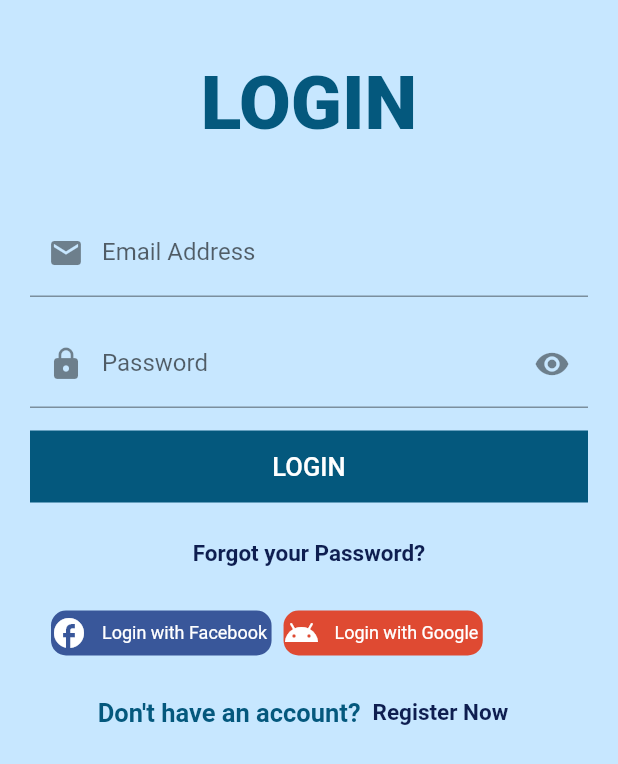
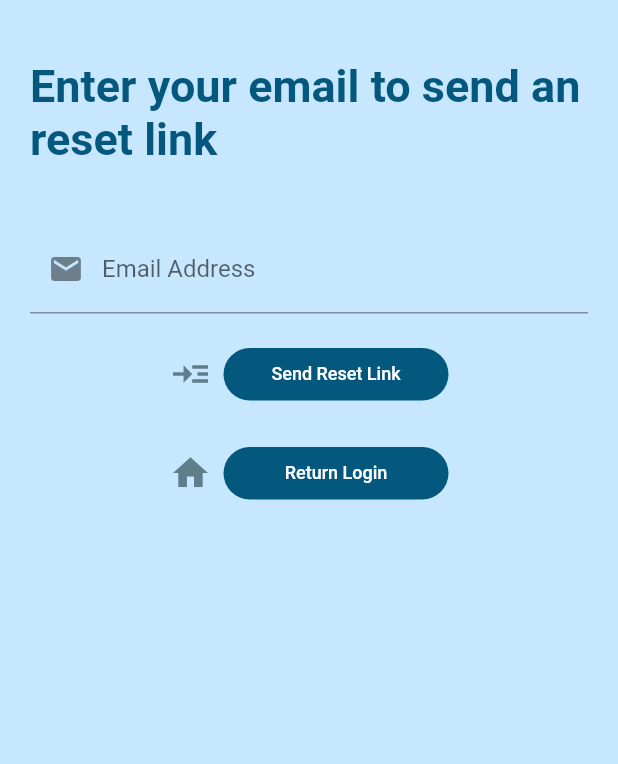
Before and after one commit to nadahanii/Int-Hire_GP, a Flutter app: the screen it shows after launch, after a tap on "Forgot your Password?", on a phone screen of 412 x 824 dp. Shown: the top 764 px of the screen. Run offline on Flutter 3.47's test engine with Material 2 defaults, Android fonts, the light colour scheme and no system bars; our stand-ins replace csv, font_awesome_flutter, google_fonts, shared_preferences.

Commit message:
ForgetPassword Screen with theme

```diff
--- a/lib/main.dart
+++ b/lib/main.dart
@@ -17,6 +17,7 @@ import 'package:history_feature/screens/profile_screen.dart';
 import 'package:provider/provider.dart';
 import 'package:history_feature/screens/Login_Screen.dart';
 import 'package:history_feature/models/GlobalTheme.dart';
+import 'package:history_feature/screens/ForgetPassword_Screen.dart';
 
 import 'screens/HistoryHomePage.dart';
 
@@ -65,6 +66,8 @@ class MyApp extends StatelessWidget {
             HistoryHomePage.routeName: (ctx) => HistoryHomePage(),
             Settings_page.routeName: (ctx)=>Settings_page(),
             Notification_page.routeName:(ctx)=>Notification_page(),
+            ForgotPassword.routeName:(ctx)=>ForgotPassword(registerTheme: globalTheme),
+          //  ForgotPassword.id: (context) => ForgotPassword(),
             applicant_register_screen.routeName: (ctx) => applicant_register_screen(registerTheme: globalTheme,),
             recruiter_register_screen.routeName: (ctx) => recruiter_register_screen(registerTheme: globalTheme,),
             ProfileScreen.routeName: (ctx) => ProfileScreen(),
--- a/lib/models/GlobalTheme.dart
+++ b/lib/models/GlobalTheme.dart
@@ -16,7 +16,7 @@ class GlobalTheme with ChangeNotifier {
 
       ),
       bodyText2: TextStyle(
-        color: Color.fromRGBO(14, 30, 80, 1),
+        color: Color.fromRGBO(70, 155, 196,1),
         //Color.fromRGBO(64, 191, 197, 1),
         fontSize: 15,
         fontWeight: FontWeight.bold,
--- /dev/null
+++ b/lib/screens/ForgetPassword_Screen.dart
@@ -0,0 +1,142 @@
+import 'package:flutter/material.dart';
+import 'package:google_fonts/google_fonts.dart';
+import 'package:history_feature/screens/applicant_register_screen.dart';
+import 'package:history_feature/screens/recruiter_register_screen.dart';
+import '../helpers/pair.dart';
+
+class ForgotPassword extends StatefulWidget {
+  //const ForgotPassword({Key? key}) : super(key: key);
+  static const routeName = '/ForgetPassword_Screen';
+  final ThemeData registerTheme;
+  ForgotPassword({Key? key , required this.registerTheme}) : super(key: key);
+
+
+  @override
+  State<ForgotPassword> createState() => _ForgotPasswordState();
+}
+
+class _ForgotPasswordState extends State<ForgotPassword> {
+  final GlobalKey<FormState> _form = GlobalKey<FormState>();
+
+  @override
+  Widget build(BuildContext context) {
+    return Scaffold(
+        backgroundColor: widget.registerTheme.backgroundColor,
+        //appBar: AppBar(),
+        body: Padding(
+            padding: const EdgeInsets.all(20.0),
+            child: Form(
+                key: _form,
+                child: SingleChildScrollView(
+                  child: Column(
+                    crossAxisAlignment: CrossAxisAlignment.center,
+                    children: [
+                      SizedBox(
+                        height: 20.0,
+                      ),
+                      Text(
+                          'Enter your email to send an reset link',
+                          style: GoogleFonts.secularOne(fontSize: 30 , fontWeight: FontWeight.bold, color: Color.fromRGBO(4, 88, 125,4))
+                      ),
+                      SizedBox(
+                        height: 40.0,
+                      ),
+
+                      TextFormField(
+                        decoration: InputDecoration(labelText: 'Email Address',
+                          prefixIcon: Icon (
+                            Icons.email,
+                          ),
+
+                        ),
+                        keyboardType: TextInputType.emailAddress,
+                        onFieldSubmitted: (value) {
+                          //Validator
+                        },
+                        validator: (value) {
+                          if ( value!.isEmpty ||
+                              !RegExp(r"^[a-zA-Z0-9.a-zA-Z0-9.!#$%&'*+-/=?^_`{|}~]+@[a-zA-Z0-9]+\.[a-zA-Z]+")
+                                  .hasMatch(value)) {
+                            return 'Enter a valid email!';
+                          }
+                          return null;
+                        },
+                      ),   //mail
+                      SizedBox(
+                        height: 15.0,
+                      ),
+
+                      TextButton.icon(
+                        onPressed: (() {
+                          if(_form.currentState!.validate())
+                            {
+                              Navigator.pushNamed(context, '/Login_Screen');
+                            }
+                        }),
+                        icon: const Icon(
+                          Icons.read_more,
+                          size: 28,
+                        ),
+                        label: Container(
+                          alignment: Alignment.center,
+                          width: 150,
+                          height: 35,
+                          child: const Text(
+                            'Send Reset Link',
+                            style: TextStyle(
+                              fontSize: 12,
+                              color: Colors.white,
+                            ),
+                          ),
+                          decoration: BoxDecoration(
+                            color: Color.fromRGBO(4, 88, 125,1),
+                            borderRadius: BorderRadius.circular(25),
+                          ),
+                        ),
+                      ),   //send link
+                      SizedBox(
+                        height: 15.0,
+                      ),
+
+                      TextButton.icon(
+                        onPressed: (() {
+                          if(_form.currentState!.validate())
+                          {
+                            Navigator.pushNamed(context, '/Login_Screen');
+                          }
+                          //Navigator.pushNamed(context, '/Login_Screen');
+                        }),
+                        icon: const Icon(
+                          Icons.home,
+                          size: 28,
+                        ),
+                        label: Container(
+                          alignment: Alignment.center,
+                          width: 150,
+                          height: 35,
+                          child: const Text(
+                            'Return Login',
+                            style: TextStyle(
+                              fontSize: 12,
+                              color: Colors.white,
+                            ),
+                          ),
+                          decoration: BoxDecoration(
+                            color: Color.fromRGBO(4, 88, 125,1),
+                            borderRadius: BorderRadius.circular(25),
+                          ),
+                        ),
+                      ),    //back to login
+
+
+                    ],
+                  ),
+                )
+            )
+        )
+    );
+
+
+
+  }
+  }
--- a/lib/screens/Login_Screen.dart
+++ b/lib/screens/Login_Screen.dart
@@ -65,7 +65,7 @@ class _LoginScreenState extends State<LoginScreen> {
                               height: 20.0, ),
                       Text(
                         'LOGIN',
-                        style: GoogleFonts.secularOne(fontSize: 50 , fontWeight: FontWeight.w800, color: Color.fromRGBO(4, 88, 125,4))
+                        style: GoogleFonts.secularOne(fontSize: 40 , fontWeight: FontWeight.w800, color: Color.fromRGBO(4, 88, 125,4))
                       ),
                       SizedBox(
                         height: 40.0,
@@ -157,8 +157,10 @@ class _LoginScreenState extends State<LoginScreen> {
                       SizedBox(
                         height: 10.0,
                       ),
-                      MaterialButton(
-                        onPressed: () {},
+                      TextButton(
+                        onPressed: () {
+                          Navigator.of(context).pushReplacementNamed('/ForgetPassword_Screen');
+                        },
                         child: Text(
                           'Forgot your Password?',
                           style: widget.loginTheme.textTheme.bodyText2
@@ -193,7 +195,7 @@ class _LoginScreenState extends State<LoginScreen> {
                               Navigator.of(context).pushReplacementNamed('/Register_Screen');
                             },
                             child: Text(
-                              'Register Now',
+                                  'Register Now',
                               style: widget.loginTheme.textTheme.bodyText2,
                             ),
                           ),
--- a/lib/screens/Register_Screen.dart
+++ b/lib/screens/Register_Screen.dart
@@ -71,7 +71,7 @@ class _RegisterScreenState extends State<RegisterScreen> {
 
                       TextFormField(
                           decoration: InputDecoration(
-                            labelText: 'name',
+                            labelText: 'First name',
                             prefixIcon: Icon(
                               Icons.person,
                             ),
@@ -83,7 +83,26 @@ class _RegisterScreenState extends State<RegisterScreen> {
                             else
                               return null;
                           }
-                      ),  //name
+                      ),  //first name
+                      SizedBox(
+                        height: 15.0,
+                      ),
+
+                      TextFormField(
+                          decoration: InputDecoration(
+                            labelText: 'Second name',
+                            prefixIcon: Icon(
+                              Icons.person,
+                            ),
+                          ),
+                          validator: (value)
+                          {
+                            if (value!.isEmpty || !RegExp(r'^[a-z A-Z]+$').hasMatch(value))
+                              return "Enter correct name";
+                            else
+                              return null;
+                          }
+                      ),  //second name
                       SizedBox(
                         height: 15.0,
                       ),
@@ -92,7 +111,7 @@ class _RegisterScreenState extends State<RegisterScreen> {
                       TextFormField(
                           keyboardType: TextInputType.phone,
                           decoration: InputDecoration(
-                            labelText: 'phone number',
+                            labelText: 'Phone number',
                             prefixIcon: Icon(
                               Icons.phone,
                             ),
--- a/lib/screens/applicant_register_screen.dart
+++ b/lib/screens/applicant_register_screen.dart
@@ -17,7 +17,8 @@ class applicant_register_screen extends StatefulWidget {
 
 class _applicant_register_screenState extends State<applicant_register_screen> {
   final _formKey = GlobalKey<FormState>();
-  late String twitterUsername, skills,interestedIn,applicantCity,applicantCountry;
+  late String twitterUsername, skills,interestedIn,applicantCity,applicantCountry, birthday;
+
 
   Education _education = Education.Bachelors;
 
```
